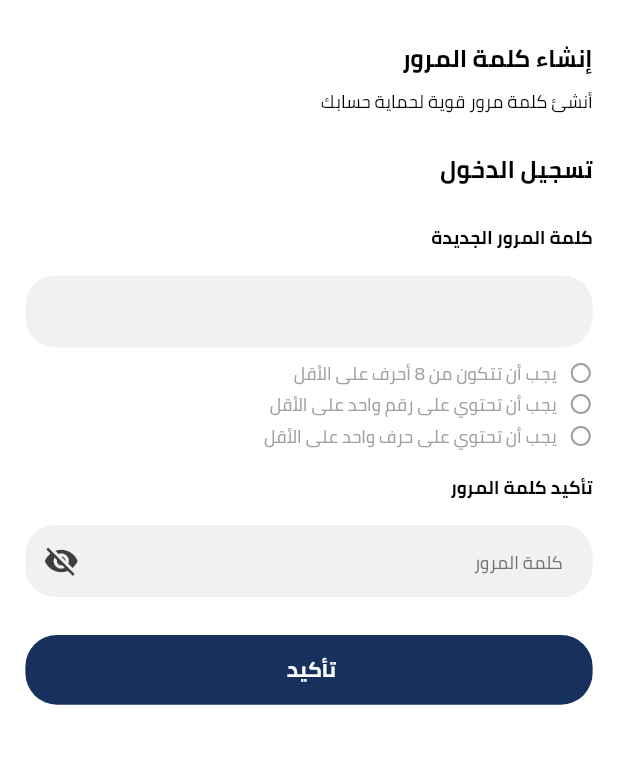
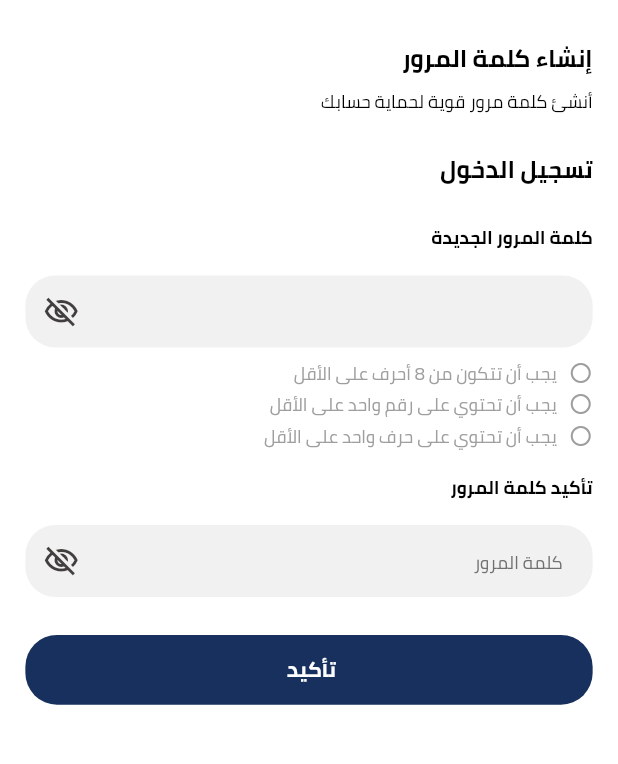
Before and after one commit to seenofficial/seen_flutter, a Flutter app: the CreateNewPasswordScreen screen opened directly, on a phone screen of 412 x 824 dp, the part 98-862 px from its top. Run offline on Flutter 3.47's test engine with Material 3 defaults, Android fonts, the phone set to English and light mode, and no system bars; our stand-ins replace animate_do, bloc, cached_network_image, country_code_picker, dartz, dio and 16 more; missing offline and left inert: smart_auth.

Commit message:
updates in ui in auth module

```diff
--- a/lib/features/authentication_module/presentation/components/create_new_password_form_fields_widget.dart
+++ b/lib/features/authentication_module/presentation/components/create_new_password_form_fields_widget.dart
@@ -4,6 +4,9 @@ import 'package:enmaa/configuration/managers/style_manager.dart';
 import 'package:enmaa/configuration/managers/font_manager.dart';
 import 'package:enmaa/core/extensions/context_extension.dart';
 import 'package:enmaa/core/components/app_text_field.dart';
+import 'package:flutter_bloc/flutter_bloc.dart';
+
+import '../controller/remote_authentication_bloc/remote_authentication_cubit.dart';
 
 class CreateNewPasswordFormFieldsWidget extends StatelessWidget {
   final TextEditingController passwordController1;
@@ -15,25 +18,7 @@ class CreateNewPasswordFormFieldsWidget extends StatelessWidget {
     required this.passwordController2,
   });
 
-  String? validatePassword(String? value) {
-    if (value == null || value.isEmpty) {
-      return 'كلمة المرور مطلوبة';
-    }
 
-    if (value.length < 8) {
-      return 'يجب أن تتكون من 8 أحرف على الأقل';
-    }
-
-    if (!value.contains(RegExp(r'[a-zA-Z]'))) {
-      return 'يجب أن تحتوي على حرف واحد على الأقل';
-    }
-
-    if (!value.contains(RegExp(r'[0-9]'))) {
-      return 'يجب أن تحتوي على رقم واحد على الأقل';
-    }
-
-    return null;
-  }
 
   String? validateConfirmPassword(String? value) {
     if (value == null || value.isEmpty) {
@@ -54,7 +39,6 @@ class CreateNewPasswordFormFieldsWidget extends StatelessWidget {
       children: [
         _PasswordField1(
           controller: passwordController1,
-          validator: validatePassword,
         ),
         SizedBox(height: context.scale(16)),
         _PasswordField2(
@@ -68,11 +52,9 @@ class CreateNewPasswordFormFieldsWidget extends StatelessWidget {
 
 class _PasswordField1 extends StatefulWidget {
   final TextEditingController controller;
-  final String? Function(String?) validator;
 
   const _PasswordField1({
     required this.controller,
-    required this.validator,
   });
 
   @override
@@ -113,14 +95,33 @@ class _PasswordField1State extends State<_PasswordField1> {
           ),
         ),
         SizedBox(height: context.scale(16)),
-        AppTextField(
+        BlocBuilder<RemoteAuthenticationCubit, RemoteAuthenticationState>(
+          buildWhen: (previous, current) =>
+          previous.createNewPasswordPasswordVisibility1 != current.createNewPasswordPasswordVisibility1,
+          builder: (context, state) {
+            final bool showPassword = state.createNewPasswordPasswordVisibility1;
+            return AppTextField(
               hintText: '',
               borderRadius: 20,
+
               backgroundColor: ColorManager.greyShade,
               padding: EdgeInsets.zero,
               controller: widget.controller,
-          validator: widget.validator,
-          obscureText: true,
+              obscureText: showPassword,
+              suffixIcon: IconButton(
+                icon: Icon(
+                  !showPassword ? Icons.visibility_off_outlined : Icons
+                      .visibility_outlined,
+                  color: ColorManager.grey,
+                ),
+                onPressed: () {
+                  context.read<RemoteAuthenticationCubit>()
+                      .changeCreateNewPasswordVisibility1();
+                },
+              ),
+
+            );
+          },
         ),
         SizedBox(height: context.scale(8)),
         Row(
@@ -203,22 +204,33 @@ class _PasswordField2 extends StatelessWidget {
           ),
         ),
         SizedBox(height: context.scale(16)),
-        AppTextField(
+        BlocBuilder<RemoteAuthenticationCubit, RemoteAuthenticationState>(
+          buildWhen: (previous, current) =>
+          previous.createNewPasswordPasswordVisibility2 != current.createNewPasswordPasswordVisibility2,
+          builder: (context, state) {
+            final bool showPassword = state.createNewPasswordPasswordVisibility2;
+            return AppTextField(
               hintText: 'كلمة المرور',
               keyboardType: TextInputType.text,
               borderRadius: 20,
               backgroundColor: ColorManager.greyShade,
               padding: EdgeInsets.zero,
               controller: controller,
-          obscureText: true,
+              obscureText: showPassword,
               validator: validator,
               suffixIcon: IconButton(
                 icon: Icon(
-              true ? Icons.visibility_off : Icons.visibility,
+                  !showPassword ? Icons.visibility_off_outlined : Icons
+                      .visibility_outlined,
                   color: ColorManager.grey,
                 ),
-            onPressed: () {},
+                onPressed: () {
+                  context.read<RemoteAuthenticationCubit>()
+                      .changeCreateNewPasswordVisibility2();
+                },
               ),
+            );
+          },
         ),
       ],
     );
--- a/lib/features/authentication_module/presentation/components/login_form_fields_widget.dart
+++ b/lib/features/authentication_module/presentation/components/login_form_fields_widget.dart
@@ -116,7 +116,7 @@ class _PasswordField extends StatelessWidget {
               validator: validator,
               suffixIcon: IconButton(
                 icon: Icon(
-                  showPassword ? Icons.visibility_off : Icons.visibility,
+                  !showPassword ? Icons.visibility_off_outlined : Icons.visibility_outlined,
                   color: ColorManager.grey,
                 ),
                 onPressed: (){
--- a/lib/features/authentication_module/presentation/controller/remote_authentication_bloc/remote_authencation_state.dart
+++ b/lib/features/authentication_module/presentation/controller/remote_authentication_bloc/remote_authencation_state.dart
@@ -14,6 +14,8 @@ class RemoteAuthenticationState extends Equatable {
     this.isOtpVerified = false,
     this.verifyOtpErrorMessage = '',
     this.currentCountryCode =  '+20',
+    this.createNewPasswordPasswordVisibility1 =  false,
+    this.createNewPasswordPasswordVisibility2 =  false,
   });
 
   final RequestState loginRequestState;
@@ -30,6 +32,8 @@ class RemoteAuthenticationState extends Equatable {
   final String verifyOtpErrorMessage;
 
   final bool loginPasswordVisibility;
+  final bool createNewPasswordPasswordVisibility1;
+  final bool createNewPasswordPasswordVisibility2;
 
   final String currentCountryCode;
 
@@ -46,6 +50,8 @@ class RemoteAuthenticationState extends Equatable {
     bool? isOtpVerified,
     String? verifyOtpErrorMessage,
     String? currentCountryCode,
+    bool? createNewPasswordPasswordVisibility1,
+    bool? createNewPasswordPasswordVisibility2,
   }) {
     return RemoteAuthenticationState(
       loginRequestState: loginRequestState ?? this.loginRequestState,
@@ -61,6 +67,8 @@ class RemoteAuthenticationState extends Equatable {
       isOtpVerified: isOtpVerified ?? this.isOtpVerified,
       verifyOtpErrorMessage: verifyOtpErrorMessage ?? this.verifyOtpErrorMessage,
       currentCountryCode: currentCountryCode ?? this.currentCountryCode,
+      createNewPasswordPasswordVisibility1: createNewPasswordPasswordVisibility1 ?? this.createNewPasswordPasswordVisibility1,
+      createNewPasswordPasswordVisibility2: createNewPasswordPasswordVisibility2 ?? this.createNewPasswordPasswordVisibility2,
     );
   }
 
@@ -77,6 +85,8 @@ class RemoteAuthenticationState extends Equatable {
     verifyOtpRequestState,
     isOtpVerified,
     verifyOtpErrorMessage,
-    currentCountryCode, // Add currentCountryCode to props
+    currentCountryCode,
+    createNewPasswordPasswordVisibility1,
+    createNewPasswordPasswordVisibility2,
   ];
 }
--- a/lib/features/authentication_module/presentation/controller/remote_authentication_bloc/remote_authentication_cubit.dart
+++ b/lib/features/authentication_module/presentation/controller/remote_authentication_bloc/remote_authentication_cubit.dart
@@ -23,6 +23,12 @@ class RemoteAuthenticationCubit extends Cubit<RemoteAuthenticationState> {
 
   void changeLoginPasswordVisibility() {
     emit(state.copyWith(loginPasswordVisibility: !state.loginPasswordVisibility));
+  }
+  void changeCreateNewPasswordVisibility1() {
+    emit(state.copyWith(createNewPasswordPasswordVisibility1: !state.createNewPasswordPasswordVisibility1));
+  }
+  void changeCreateNewPasswordVisibility2() {
+    emit(state.copyWith(createNewPasswordPasswordVisibility2: !state.createNewPasswordPasswordVisibility2));
   }
 
   Future<void> remoteLogin(LoginRequestEntity loginBody) async {
--- a/lib/features/authentication_module/presentation/screens/sign_up_screen.dart
+++ b/lib/features/authentication_module/presentation/screens/sign_up_screen.dart
@@ -26,7 +26,7 @@ class _SignUpScreenState extends State<SignUpScreen> {
   final GlobalKey<FormState> formKey = GlobalKey<FormState>();
 
   String? _validatePhone(String? value) {
-    if (value == null || value.isEmpty) {
+    if (value == null || value.isEmpty || value.length < 8) {
       return 'رقم الموبايل مطلوب';
     }
     return null;
```
Also changed, not shown: lib/features/authentication_module/presentation/components/sign_up_buttons_widget.dart (+5 -20 lines), lib/features/authentication_module/presentation/components/sign_up_form_field_widget.dart (+10 -3 lines). Lines whose indentation alone changed are shown as unchanged.
